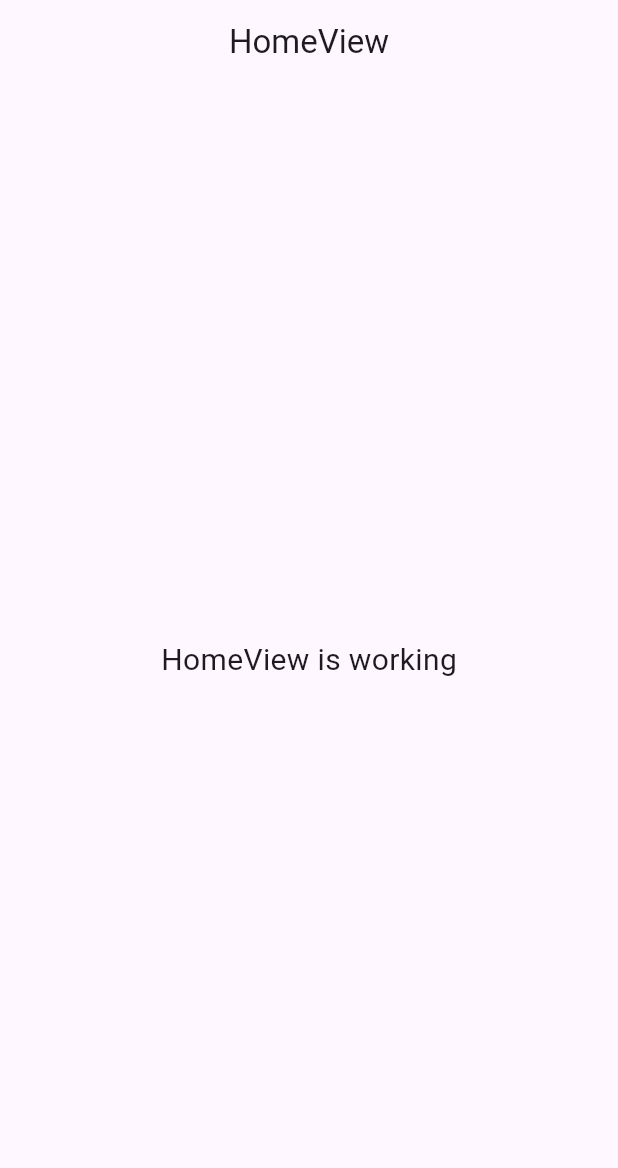
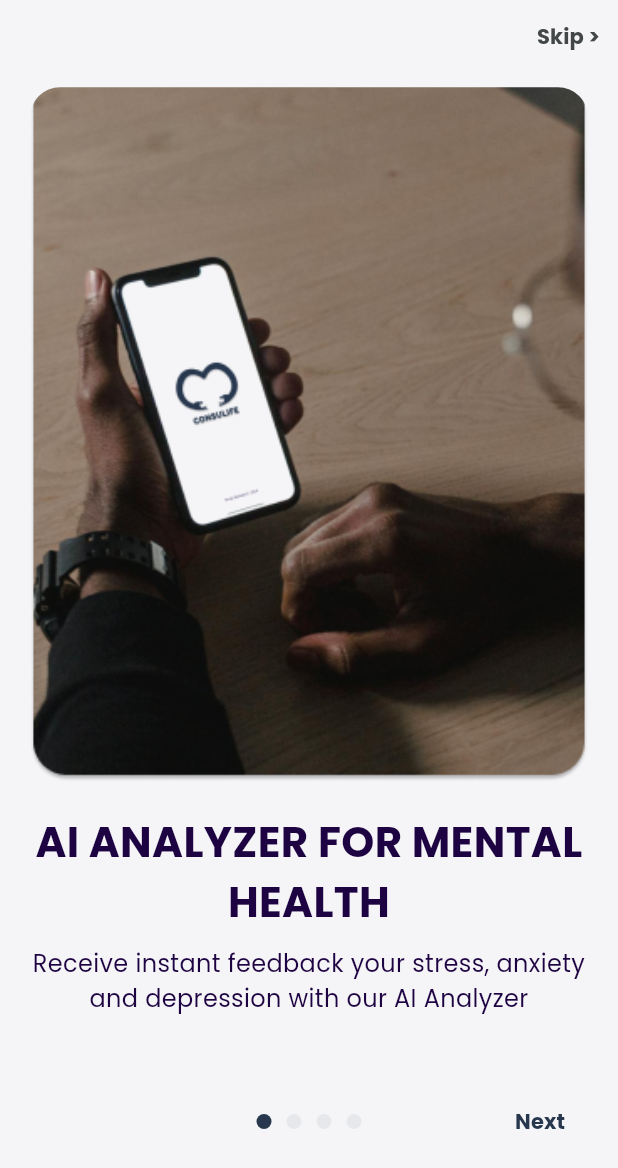
Before and after one commit to wrapresearchshiphumic2024/consulife-mobile-dev, a Flutter app: the screen it shows after launch, on a phone screen of 412 x 824 dp. Shown: the top 1168 px of the screen. Run offline on Flutter 3.47's test engine with Material 3 defaults, Android fonts, the phone set to English and light mode, and no system bars; our stand-ins replace get, google_fonts.

Commit message:
menambahkan onboarding

```diff
--- /dev/null
+++ b/lib/app/constants/color.dart
@@ -0,0 +1,9 @@
+import 'dart:ui';
+
+const primaryColor = Color(0xff27374D);
+const secondaryColor = Color(0xffF5F5F7);
+const accentColor = Color(0xffF28D35);
+const textColor = Color(0xff1E0342);
+const backgroundColor = Color(0xffDDE7F9);
+const successColor = Color(0xff28A745);
+const warningColor = Color(0xffDC3545);
--- /dev/null
+++ b/lib/app/models/onboard.dart
@@ -0,0 +1,8 @@
+class OnBoard {
+  final String image, title, description;
+  OnBoard({
+    required this.image,
+    required this.title,
+    required this.description,
+  });
+}
--- /dev/null
+++ b/lib/app/modules/onboarding/controllers/onboarding_controller.dart
@@ -0,0 +1,69 @@
+import 'package:consulin_mobile_dev/app/models/onboard.dart';
+import 'package:consulin_mobile_dev/app/routes/app_pages.dart';
+import 'package:flutter/widgets.dart';
+import 'package:get/get.dart';
+
+class OnboardingController extends GetxController {
+  //TODO: Implement OnboardingController
+  var pageIndex = 0.obs;
+  final PageController pageController = PageController(initialPage: 0);
+  final List<OnBoard> data = [
+    OnBoard(
+      image: "assets/images/Onboarding.png",
+      title: "AI Analyzer for Mental Health",
+      description:
+          "Receive instant feedback your stress, anxiety and depression with our AI Analyzer",
+    ),
+    OnBoard(
+      image: "assets/images/Onboarding3.png",
+      title: "Consult with Psychologists",
+      description:
+          "Consult with professionals anytime through chat or video sessions, free of charge",
+    ),
+    OnBoard(
+      image: "assets/images/Onboarding2.png",
+      title: "Collaborate with Psychologists",
+      description:
+          "As a psychologist, collaborate with your peers to provide the best care for patients",
+    ),
+    OnBoard(
+      image: "assets/images/Onboarding4.png",
+      title: "Free and Accessible for All",
+      description:
+          "Get mental health support without any cost. We're here to help, always",
+    ),
+  ];
+
+  void onSlideChange(int index) {
+    pageIndex.value = index;
+  }
+
+  void nextPage() {
+    if (pageIndex.value == data.length - 1) {
+      Get.offNamed(Routes.ONBOARDING2);
+    } else {
+      pageController.nextPage(
+        duration: const Duration(milliseconds: 300),
+        curve: Curves.fastOutSlowIn,
+      );
+    }
+  }
+
+  void prevPage() {
+    pageController.previousPage(
+      duration: const Duration(milliseconds: 300),
+      curve: Curves.fastOutSlowIn,
+    );
+  }
+
+  @override
+  void onInit() {
+    super.onInit();
+  }
+
+  @override
+  void onClose() {
+    pageController.dispose();
+    super.onClose();
+  }
+}
--- /dev/null
+++ b/lib/app/modules/onboarding/views/onboarding_view.dart
@@ -0,0 +1,88 @@
+import 'package:consulin_mobile_dev/app/constants/color.dart';
+import 'package:consulin_mobile_dev/app/routes/app_pages.dart';
+import 'package:consulin_mobile_dev/widgets/onboarding/dot_indicator.dart';
+import 'package:consulin_mobile_dev/widgets/onboarding/slider_widget.dart';
+import 'package:flutter/material.dart';
+import 'package:get/get.dart';
+
+import '../controllers/onboarding_controller.dart';
+
+class OnboardingView extends GetView<OnboardingController> {
+  const OnboardingView({super.key});
+
+  @override
+  Widget build(BuildContext context) {
+    var width = MediaQuery.of(context).size.width;
+    var height = MediaQuery.of(context).size.height;
+    return Scaffold(
+      body: SafeArea(
+        child: Column(
+          children: [
+            Align(
+              alignment: Alignment.topRight,
+              child: TextButton(
+                onPressed: () {
+                  Get.offNamed(Routes.ONBOARDING2);
+                },
+                child: const Text(
+                  "Skip >",
+                  style: TextStyle(
+                    fontWeight: FontWeight.bold,
+                    color: Color(0xff434747),
+                  ),
+                ),
+              ),
+            ),
+            SliderWidget(
+              pageController: controller.pageController,
+              onboard: controller.data,
+              pageIndex: controller.pageIndex.value,
+              height: height,
+              width: width,
+              onChange: controller.onSlideChange,
+            ),
+            Obx(() {
+              return Padding(
+                padding: const EdgeInsets.symmetric(horizontal: 20.0),
+                child: Column(
+                  children: [
+                    Row(
+                      mainAxisAlignment: MainAxisAlignment.spaceBetween,
+                      children: [
+                        TextButton(
+                          onPressed: controller.pageIndex.value == 0
+                              ? null
+                              : controller.prevPage,
+                          child: Text(
+                              controller.pageIndex.value == 0 ? "" : "Prev",
+                              style: TextStyle(
+                                color: controller.pageIndex.value == 0
+                                    ? Colors.transparent
+                                    : const Color(0xff8D95A1),
+                              )),
+                        ),
+                        DotIndicator(
+                          itemCount: controller.data.length,
+                          currentIndex: controller.pageIndex.value,
+                        ),
+                        TextButton(
+                          onPressed: controller.nextPage,
+                          child: const Text(
+                            "Next",
+                            style: TextStyle(
+                                color: primaryColor,
+                                fontWeight: FontWeight.bold),
+                          ),
+                        ),
+                      ],
+                    ),
+                  ],
+                ),
+              );
+            }),
+          ],
+        ),
+      ),
+    );
+  }
+}
--- a/lib/app/routes/app_routes.dart
+++ b/lib/app/routes/app_routes.dart
@@ -4,9 +4,13 @@ part of 'app_pages.dart';
 abstract class Routes {
   Routes._();
   static const HOME = _Paths.HOME;
+  static const ONBOARDING = _Paths.ONBOARDING;
+  static const ONBOARDING2 = _Paths.ONBOARDING2;
 }
 
 abstract class _Paths {
   _Paths._();
   static const HOME = '/home';
+  static const ONBOARDING = '/onboarding';
+  static const ONBOARDING2 = '/onboarding2';
 }
--- a/lib/main.dart
+++ b/lib/main.dart
@@ -1,15 +1,20 @@
 import 'package:flutter/material.dart';
 
 import 'package:get/get.dart';
+import 'package:google_fonts/google_fonts.dart';
 
 import 'app/routes/app_pages.dart';
 
 void main() {
+  WidgetsFlutterBinding.ensureInitialized();
   runApp(
     GetMaterialApp(
       title: "Application",
       initialRoute: AppPages.INITIAL,
       getPages: AppPages.routes,
+      theme: ThemeData(
+          fontFamily: GoogleFonts.poppins().fontFamily,
+          scaffoldBackgroundColor: const Color(0xffF5F5F7)),
     ),
   );
 }
--- /dev/null
+++ b/lib/widgets/onboarding/dot_indicator.dart
@@ -0,0 +1,34 @@
+import 'package:consulin_mobile_dev/app/constants/color.dart';
+import 'package:flutter/material.dart';
+
+class DotIndicator extends StatelessWidget {
+  final int itemCount;
+  final int currentIndex;
+
+  const DotIndicator({
+    super.key,
+    required this.itemCount,
+    required this.currentIndex,
+  });
+
+  @override
+  Widget build(BuildContext context) {
+    return Row(
+      mainAxisAlignment: MainAxisAlignment.center,
+      children: List.generate(
+        itemCount,
+        (index) => AnimatedContainer(
+          duration: const Duration(milliseconds: 300),
+          height: 10,
+          width: 10,
+          margin: const EdgeInsets.symmetric(horizontal: 5),
+          decoration: BoxDecoration(
+            color:
+                currentIndex == index ? primaryColor : const Color(0xffE7E8EB),
+            borderRadius: BorderRadius.circular(5),
+          ),
+        ),
+      ),
+    );
+  }
+}
--- /dev/null
+++ b/lib/widgets/onboarding/image_container.dart
@@ -0,0 +1,30 @@
+import 'package:flutter/material.dart';
+
+class ImageContainer extends StatelessWidget {
+  final String imageUrl;
+  final double height;
+  final double width;
+
+  const ImageContainer({
+    super.key,
+    required this.imageUrl,
+    required this.height,
+    required this.width,
+  });
+
+  @override
+  Widget build(BuildContext context) {
+    return Container(
+      height: height,
+      width: width,
+      decoration: BoxDecoration(
+        borderRadius: BorderRadius.circular(20),
+        image: DecorationImage(
+          alignment: Alignment.bottomCenter,
+          image: AssetImage(imageUrl),
+          fit: BoxFit.cover,
+        ),
+      ),
+    );
+  }
+}
--- /dev/null
+++ b/lib/widgets/onboarding/slider_widget.dart
@@ -0,0 +1,79 @@
+import 'package:consulin_mobile_dev/app/constants/color.dart';
+import 'package:flutter/material.dart';
+import 'image_container.dart'; // Pastikan ini adalah import yang benar untuk ImageContainer
+import 'package:consulin_mobile_dev/app/models/onboard.dart';
+
+class SliderWidget extends StatelessWidget {
+  final PageController pageController;
+  final List<OnBoard> onboard;
+  final int pageIndex;
+  final double height;
+  final double width;
+  final Function(int index) onChange;
+
+  const SliderWidget({
+    super.key,
+    required this.pageController,
+    required this.onboard,
+    required this.pageIndex,
+    required this.height,
+    required this.width,
+    required this.onChange,
+  });
+
+  @override
+  Widget build(BuildContext context) {
+    return SizedBox(
+      height: height * 0.82, // Slider mengambil 60% dari tinggi layar
+      child: PageView.builder(
+        controller: pageController,
+        itemCount: onboard.length,
+        scrollDirection: Axis.horizontal,
+        onPageChanged: onChange,
+        itemBuilder: (context, index) {
+          return Padding(
+            padding: const EdgeInsets.symmetric(horizontal: 20.0),
+            child: Column(
+              mainAxisAlignment: MainAxisAlignment.center,
+              children: [
+                ImageContainer(
+                  imageUrl: onboard[index].image,
+                  height:
+                      height / 1.78, // Gambar mengambil 40% dari tinggi layar
+                  width: width,
+                ),
+                const SizedBox(
+                  height: 20,
+                ),
+                Text(
+                  onboard[index].title.toUpperCase(),
+                  style: const TextStyle(
+                    fontSize: 28,
+                    fontWeight: FontWeight.bold,
+                    color: textColor,
+                  ),
+                  textAlign: TextAlign.center,
+                ),
+                const SizedBox(
+                  height: 10,
+                ),
+                SizedBox(
+                  height:
+                      height / 10, // Deskripsi mengambil 10% dari tinggi layar
+                  child: Text(
+                    onboard[index].description,
+                    style: const TextStyle(
+                      fontSize: 16,
+                      color: textColor,
+                    ),
+                    textAlign: TextAlign.center,
+                  ),
+                ),
+              ],
+            ),
+          );
+        },
+      ),
+    );
+  }
+}
--- a/pubspec.yaml
+++ b/pubspec.yaml
@@ -3,7 +3,7 @@ version: 1.0.0+1
 publish_to: none
 description: A new Flutter project.
 environment:
-  sdk: '>=3.4.3 <4.0.0'
+  sdk: ">=3.4.3 <4.0.0"
 
 dependencies:
   cupertino_icons: ^1.0.6
@@ -12,6 +12,7 @@ dependencies:
     sdk: flutter
   get_storage: ^2.1.1
   http: ^1.2.2
+  google_fonts: ^6.2.1
 
 dev_dependencies:
   flutter_lints: 4.0.0
@@ -20,3 +21,5 @@ dev_dependencies:
 
 flutter:
   uses-material-design: true
+  assets:
+    - assets/images/
```
Also changed, not shown: lib/app/modules/onboarding/bindings/onboarding_binding.dart (added, +12 -0 lines), lib/app/modules/onboarding2/bindings/onboarding2_binding.dart (added, +12 -0 lines), lib/app/modules/onboarding2/controllers/onboarding2_controller.dart (added, +23 -0 lines), lib/app/modules/onboarding2/views/onboarding2_view.dart (added, +71 -0 lines), lib/app/routes/app_pages.dart (+15 -1 lines), assets/images/Onboarding final.png (added), assets/images/Onboarding.png (added), assets/images/Onboarding2.png (added), assets/images/Onboarding3.png (added), assets/images/Onboarding4.png (added), pubspec.lock.
